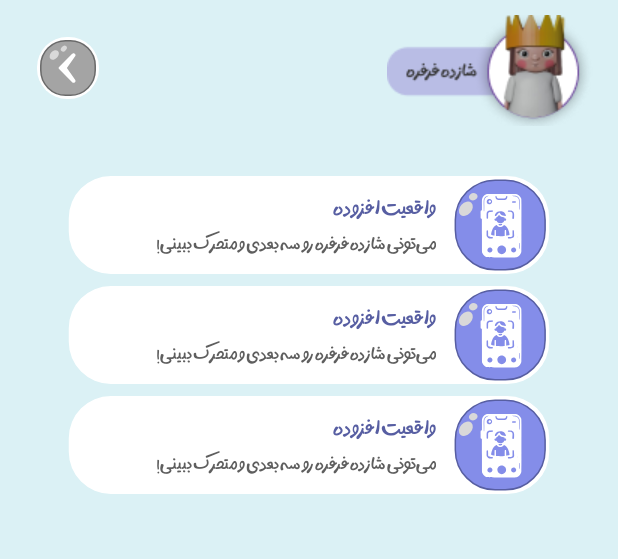
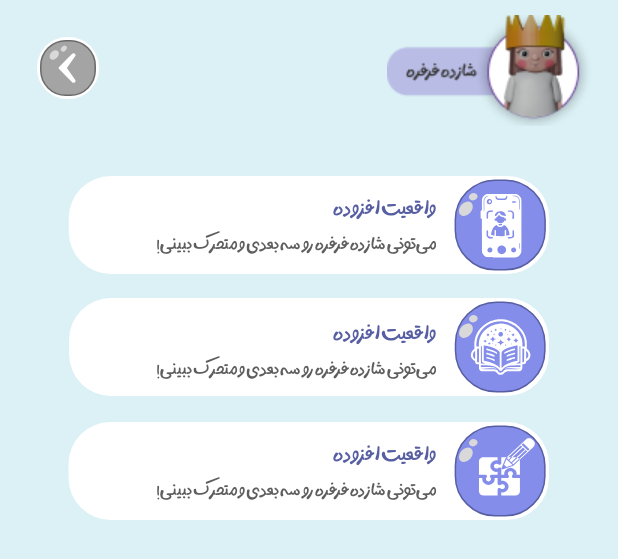
Before and after one commit to zahraghiasi/Bookid, an Android app built with Jetpack Compose: the layout activity_media_selection.xml on its own in the app's theme, with its tools: preview values and no code run, on a phone screen of 412 x 824 dp. Shown: the top 559 px of the screen. Run offline under Robolectric (Android 15) with nearby library versions, the phone set to English and light mode, and no system bars.

Commit message:
connect MediaSelectionActivity with app

```diff
--- a/app/src/main/AndroidManifest.xml
+++ b/app/src/main/AndroidManifest.xml
@@ -38,6 +38,7 @@
         </activity>
         <activity android:name=".MainActivity" />
         <activity android:name=".CharacterView"/>
+        <activity android:name=".MediaSelectionActivity"/>
         <activity android:name=".ARCameraActivity"
             android:configChanges="orientation|screenSize|screenLayout|smallestScreenSize"
             android:theme="@style/Theme.AppCompat.NoActionBar"/>
--- a/app/src/main/java/com/example/bookid/MediaSelectionActivity.java
+++ /dev/null
@@ -1,4 +0,0 @@
-package com.example.bookid;
-
-public class MediaSelectionActivity {
-}
--- a/app/src/main/res/layout/activity_media_selection.xml
+++ b/app/src/main/res/layout/activity_media_selection.xml
@@ -45,9 +45,11 @@
 
         <FrameLayout
             android:layout_width="match_parent"
-            android:layout_height="match_parent">
+            android:layout_height="match_parent"
+            android:layout_marginBottom="10dp">
 
             <ImageButton
+                android:id="@+id/ar_option"
                 android:layout_width="match_parent"
                 android:layout_height="match_parent"
                 android:background="?android:attr/selectableItemBackgroundBorderless"
@@ -75,14 +77,16 @@
         </FrameLayout>
         <FrameLayout
             android:layout_width="match_parent"
-            android:layout_height="match_parent">
+            android:layout_height="match_parent"
+            android:layout_marginBottom="15dp">
 
             <ImageButton
+                android:id="@+id/padcast_option"
                 android:layout_width="match_parent"
                 android:layout_height="match_parent"
                 android:background="?android:attr/selectableItemBackgroundBorderless"
-                android:contentDescription="AR_option"
-                android:src="@drawable/ar" />
+                android:contentDescription="@string/padcast_option"
+                android:src="@drawable/padcast" />
             <TextView
                 android:layout_width="match_parent"
                 android:layout_height="wrap_content"
@@ -108,11 +112,12 @@
             android:layout_height="match_parent">
 
             <ImageButton
+                android:id="@+id/game_option"
                 android:layout_width="match_parent"
                 android:layout_height="match_parent"
                 android:background="?android:attr/selectableItemBackgroundBorderless"
-                android:contentDescription="AR_option"
-                android:src="@drawable/ar" />
+                android:contentDescription="@string/game_option"
+                android:src="@drawable/game" />
             <TextView
                 android:layout_width="match_parent"
                 android:layout_height="wrap_content"
--- a/app/src/main/res/values/strings.xml
+++ b/app/src/main/res/values/strings.xml
@@ -23,4 +23,6 @@
     <string name="play_button">Play</string>
     <string name="left_button">Left Button</string>
     <string name="right_button">Right Button</string>
+    <string name="game_option">game_option</string>
+    <string name="padcast_option">padcast_option</string>
 </resources>
```
Also changed, not shown: app/src/main/java/com/example/bookid/MediaSelectionActivity.kt (added, +14 -0 lines), app/src/main/java/com/example/bookid/ShazdeCollectionsActivity.kt (+7 -0 lines).
